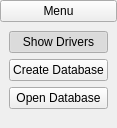
gkesse/ready-cpp-qt-opengl-robot-scara, file src/manager/view/GMenu.ui: the form before one commit.
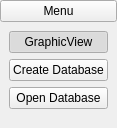
The form after the commit.

```diff
--- a/src/manager/view/GMenu.ui
+++ b/src/manager/view/GMenu.ui
@@ -48,7 +48,7 @@
          <cursorShape>PointingHandCursor</cursorShape>
         </property>
         <property name="text">
-         <string>Show Drivers</string>
+         <string>GraphicView</string>
         </property>
         <property name="checkable">
          <bool>true</bool>
```
Left out of the diff: 2 changed lines with no effect on the pictures.
